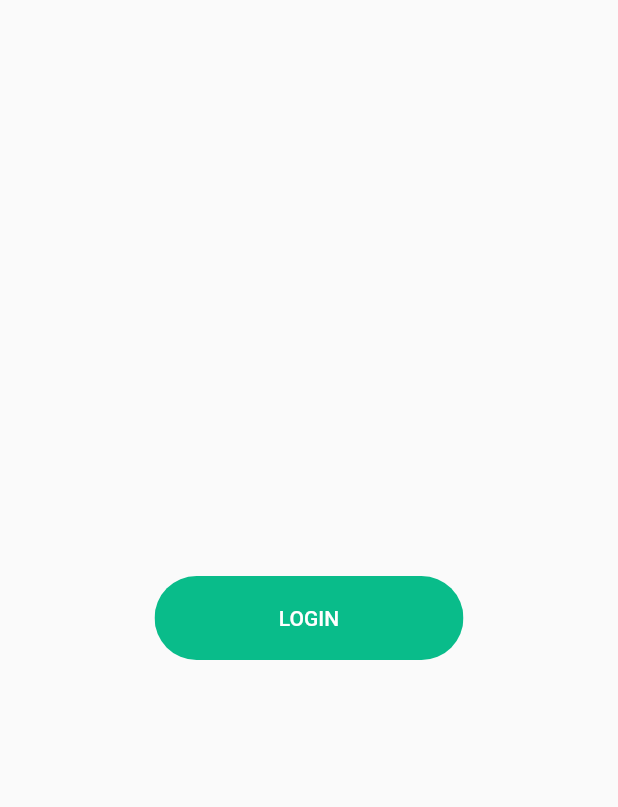
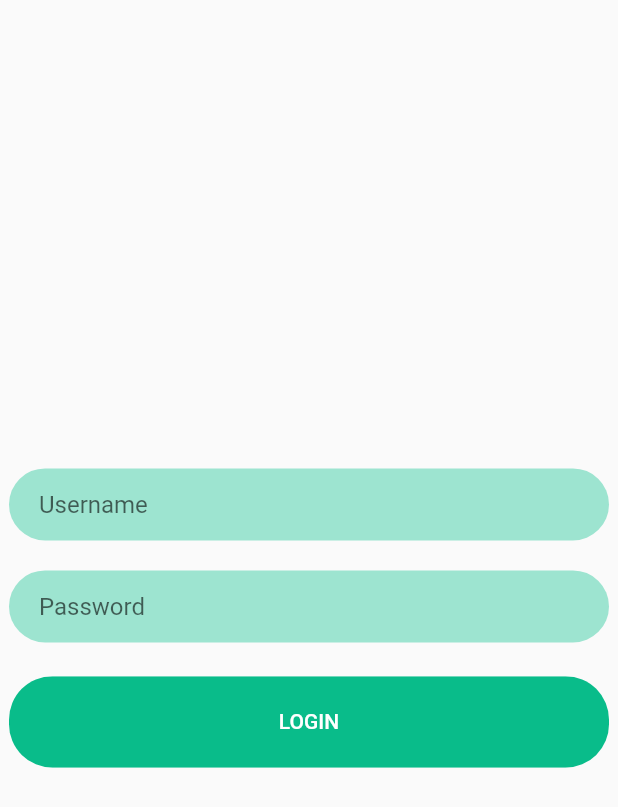
Before and after one commit to jeyeong/climate-ark-app, a Flutter app: the screen it shows after launch, on a phone screen of 412 x 824 dp. Shown: the top 807 px of the screen. Run offline on Flutter 3.47's test engine with Material 2 defaults, Android fonts, the phone set to English and light mode, and no system bars.

Commit message:
Created basic login page elements

```diff
--- /dev/null
+++ b/canvas/lib/components/login/input_field.dart
@@ -0,0 +1,23 @@
+import 'package:canvas/constants.dart';
+import 'package:flutter/material.dart';
+
+class InputField extends StatelessWidget {
+  final String title;
+  const InputField({Key? key, required this.title}) : super(key: key);
+
+  @override
+  Widget build(BuildContext context) {
+    return Container(
+      padding: const EdgeInsets.symmetric(horizontal: 20),
+      width: double.infinity,
+      decoration: BoxDecoration(
+          color: primaryLightColor, borderRadius: BorderRadius.circular(29)),
+      child: TextField(
+        decoration: InputDecoration(
+          hintText: title,
+          border: InputBorder.none,
+        ),
+      ),
+    );
+  }
+}
--- /dev/null
+++ b/canvas/lib/components/login/login_button.dart
@@ -0,0 +1,27 @@
+import 'package:flutter/material.dart';
+import 'package:canvas/constants.dart';
+
+class LoginButton extends StatelessWidget {
+  final ButtonStyle buttonStyle = TextButton.styleFrom(
+    backgroundColor: primaryColor,
+    padding: const EdgeInsets.symmetric(vertical: 22.5, horizontal: 40),
+  );
+
+  LoginButton({Key? key}) : super(key: key);
+
+  @override
+  Widget build(BuildContext context) {
+    return Container(
+        width: double.infinity,
+        child: ClipRRect(
+            borderRadius: BorderRadius.circular(29),
+            child: TextButton(
+              style: buttonStyle,
+              onPressed: () {},
+              child: const Text(
+                'LOGIN',
+                style: TextStyle(color: Colors.white),
+              ),
+            )));
+  }
+}
--- a/canvas/lib/constants.dart
+++ b/canvas/lib/constants.dart
@@ -1,3 +1,4 @@
 import 'package:flutter/material.dart';
 
 const primaryColor = Color(0xFF09BC8A);
+const primaryLightColor = Color(0xFF9DE4D0);
--- a/canvas/lib/main.dart
+++ b/canvas/lib/main.dart
@@ -1,5 +1,5 @@
 import 'package:flutter/material.dart';
-import 'package:canvas/views/login_page/login_page.dart';
+import 'package:canvas/views/login_page.dart';
 import 'package:canvas/constants.dart';
 
 void main() {
@@ -17,10 +17,8 @@ class MyApp extends StatelessWidget {
       theme: ThemeData(
         primaryColor: primaryColor,
       ),
-      home: Scaffold(
-        body: Container(
-          child: const LoginPage(),
-        ),
+      home: const Scaffold(
+        body: LoginPage(),
       ),
     );
   }
--- /dev/null
+++ b/canvas/lib/views/login_page.dart
@@ -0,0 +1,26 @@
+import 'package:flutter/material.dart';
+import 'package:canvas/components/login/login_button.dart';
+import 'package:canvas/components/login/input_field.dart';
+
+class LoginPage extends StatelessWidget {
+  const LoginPage({Key? key}) : super(key: key);
+
+  @override
+  Widget build(BuildContext context) {
+    return Center(
+      child: Container(
+          width: 400.0,
+          child: Center(
+              child: Column(
+            mainAxisAlignment: MainAxisAlignment.center,
+            children: [
+              const InputField(title: 'Username'),
+              const SizedBox(height: 20.0),
+              const InputField(title: 'Password'),
+              const SizedBox(height: 22.5),
+              LoginButton(),
+            ],
+          ))),
+    );
+  }
+}
--- a/canvas/lib/views/login_page/components/login_button.dart
+++ /dev/null
@@ -1,22 +0,0 @@
-import 'package:flutter/material.dart';
-import 'package:canvas/constants.dart';
-
-class LoginButton extends StatelessWidget {
-  @override
-  Widget build(BuildContext context) {
-    return Container(
-        width: double.infinity,
-        child: ClipRRect(
-          borderRadius: BorderRadius.circular(29),
-          child: FlatButton(
-            padding: const EdgeInsets.symmetric(vertical: 20, horizontal: 40),
-            color: primaryColor,
-            onPressed: () {},
-            child: const Text(
-              "LOGIN",
-              style: TextStyle(color: Colors.white),
-            ),
-          ),
-        ));
-  }
-}
--- a/canvas/lib/views/login_page/login_page.dart
+++ /dev/null
@@ -1,20 +0,0 @@
-import 'package:flutter/material.dart';
-import 'package:canvas/views/login_page/components/login_button.dart';
-
-class LoginPage extends StatelessWidget {
-  const LoginPage({Key? key}) : super(key: key);
-
-  @override
-  Widget build(BuildContext context) {
-    Size size = MediaQuery.of(context).size;
-    return Center(
-      child: Container(
-          width: size.width * 0.5,
-          child: Center(
-              child: Column(
-            mainAxisAlignment: MainAxisAlignment.center,
-            children: [LoginButton()],
-          ))),
-    );
-  }
-}
```
